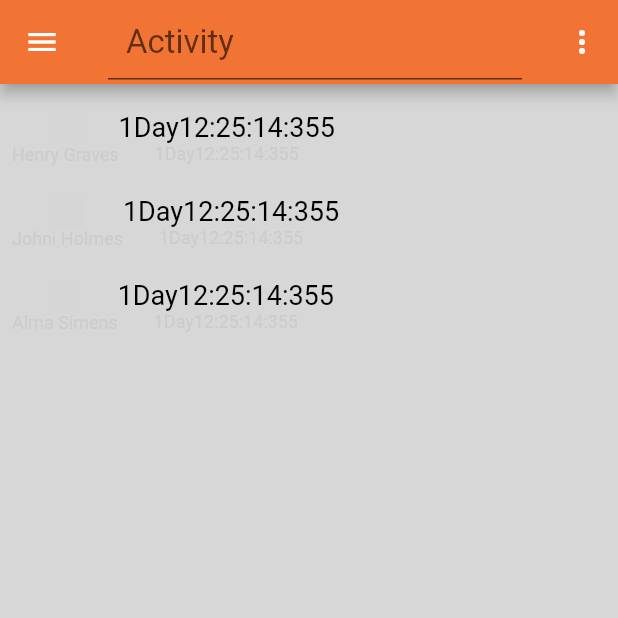
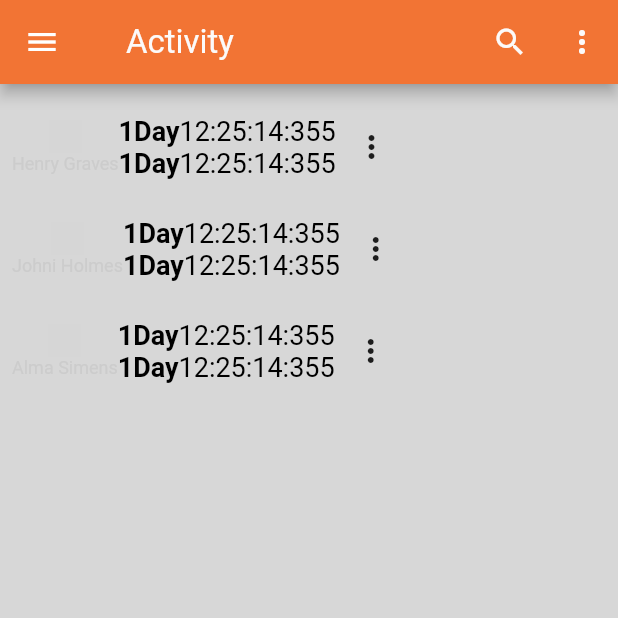
Before and after one commit to RamanYarotski/Flutter_training, a Flutter app: the screen it shows after launch, on a phone screen of 412 x 824 dp, the top half of it. Run offline on Flutter 3.47's test engine with Material 2 defaults, Android fonts, the phone set to English and light mode, and no system bars; grey boxes are pictures that could not be loaded.

Commit message:
[FIX] - Changed few functions;

```diff
--- a/lib/main.dart
+++ b/lib/main.dart
@@ -12,45 +12,46 @@ class User {
 }
 
 final List<User> users = <User>[
-  User("assets/images/1.jpeg", "Henry Graves", 1, "Day", "12:25:14:355"),
-  User("assets/images/2.jpeg", "Johni Holmes", 1, "Day", "12:25:14:355"),
-  User("assets/images/3.jpeg", "Alma Simens", 1, "Day", "12:25:14:355")
+  User(
+      "assets/images/avatars/1.jpeg", "Henry Graves", 1, "Day", "12:25:14:355"),
+  User(
+      "assets/images/avatars/2.jpeg", "Johni Holmes", 1, "Day", "12:25:14:355"),
+  User("assets/images/avatars/3.jpeg", "Alma Simens", 1, "Day", "12:25:14:355")
 ];
 
 void main() {
   runApp(const MyApp());
 }
 
-class MyApp extends StatelessWidget {
-  const MyApp({Key? key}) : super(key: key);
-
-  // This widget is the root of your application.
-  @override
-  Widget build(BuildContext context) {
-    return MaterialApp(
-      debugShowCheckedModeBanner: false,
-      title: 'Flutter Demo',
-      theme: ThemeData(
-          fontFamily: "Roboto",
-          scaffoldBackgroundColor: backgroundColor,
-          textTheme:
-              Theme.of(context).textTheme.apply(displayColor: titleTextColor)),
-      home: const HomeScreen(
-          // textParameter1: "Any text",
-          // parameterN: primaryColor,
-          ),
-    );
-  }
-}
-
 class HomeScreen extends StatelessWidget {
   // final String textParameter1;
   // final Color parameterN;
-  const HomeScreen({
+  HomeScreen({
     Key? key,
     // this.textParameter1,
     // this.parameterN
   }) : super(key: key);
+
+  TextStyle itemTitleTextStyle =
+      const TextStyle(fontSize: 18, color: titleTextColor);
+  TextStyle itemTitleTextStyleBold = const TextStyle(
+      fontSize: 18, color: titleTextColor, fontWeight: FontWeight.bold);
+
+  TextStyle itemSubTitleTextStyle =
+      const TextStyle(fontSize: 12, color: subtitleTextColor);
+  TextStyle itemSubTitleTextStyleBold =
+      const TextStyle(fontSize: 12, color: subtitleTextColor);
+
+  Row _itemTextRow(
+      int itemIndex, TextStyle itemTextStyle, TextStyle itemSecondTextStyle) {
+    return Row(
+      children: [
+        Text(users[itemIndex].number.toString(), style: itemTextStyle),
+        Text(users[itemIndex].numberValue.toString(), style: itemTextStyle),
+        Text(users[itemIndex].time.toString(), style: itemSecondTextStyle),
+      ],
+    );
+  }
 
   @override
   Widget build(BuildContext context) {
@@ -70,7 +71,11 @@ class HomeScreen extends StatelessWidget {
                         Column(
                           mainAxisAlignment: MainAxisAlignment.start,
                           children: [
-                            Image.asset(users[index].avatarSource, width: 22, height: 22,),
+                            Image.asset(
+                              users[index].avatarSource,
+                              width: 22,
+                              height: 22,
+                            ),
                             Text(users[index].userName,
                                 style: const TextStyle(
                                     fontSize: 12, color: gray80)),
@@ -79,41 +84,19 @@ class HomeScreen extends StatelessWidget {
                         Column(
                           mainAxisAlignment: MainAxisAlignment.start,
                           children: [
-                              Column(
-                                mainAxisAlignment: MainAxisAlignment.start,
-                                children: [
-                                  Row(
-                                    children: [
-                                      Text(users[index].number.toString(),
-                                          style: const TextStyle(
-                                              fontSize: 18,
-                                              color: titleTextColor)),
-                                      Text(users[index].numberValue.toString(),
-                                          style: const TextStyle(
-                                              fontSize: 18,
-                                              color: titleTextColor)),
-                                      Text(users[index].time.toString(),
-                                          style: const TextStyle(
-                                              fontSize: 18,
-                                              color: titleTextColor)),
+                            _itemTextRow(index, itemTitleTextStyleBold,
+                                itemTitleTextStyle),
+                            _itemTextRow(index, itemTitleTextStyleBold,
+                                itemTitleTextStyle),
                           ],
                         ),
-                                  Row(
+                        Column(
                           children: [
-                                      Text(users[index].number.toString(),
-                                          style: const TextStyle(
-                                              fontSize: 12, color: gray80)),
-                                      Text(users[index].numberValue.toString(),
-                                          style: const TextStyle(
-                                              fontSize: 12, color: gray80)),
-                                      Text(users[index].time.toString(),
-                                          style: const TextStyle(
-                                              fontSize: 12, color: gray80)),
+                            IconButton(
+                                onPressed: () {},
+                                icon: const Icon(Icons.more_vert))
                           ],
                         )
-                                ],
-                              )
-                            ])
                       ]));
             }),
       ),
@@ -122,17 +105,52 @@ class HomeScreen extends StatelessWidget {
         leading: const Icon(Icons.menu),
         title: TextFormField(
           decoration: const InputDecoration(
-              hintText: "Activity", fillColor: primaryColor, filled: true,),
+              hintText: "Activity",
+              fillColor: primaryColor,
+              filled: true,
+              border: InputBorder.none,
+              hintStyle: TextStyle(color: gray100)),
           maxLines: 1,
           style: const TextStyle(fontSize: 22, color: gray100),
         ),
         actions: <Widget>[
-          IconButton(onPressed: () {
-
-          }, icon: const Icon(Icons.more_vert, color: gray100)
-          )
+          IconButton(
+              onPressed: () {}, icon: const Icon(Icons.search, color: gray100)),
+          IconButton(
+              onPressed: () {},
+              icon: const Icon(Icons.more_vert, color: gray100))
         ],
+        // bottom: const TabBar(tabs: [
+        //   Tab(
+        //     text: "FEED",
+        //   ),
+        //   Tab(
+        //     text: "NOTIFICATIONS",
+        //   )
+        // ]),
       ),
     );
   }
 }
+
+class MyApp extends StatelessWidget {
+  const MyApp({Key? key}) : super(key: key);
+
+  // This widget is the root of your application.
+  @override
+  Widget build(BuildContext context) {
+    return MaterialApp(
+      debugShowCheckedModeBanner: false,
+      title: 'Flutter Demo',
+      theme: ThemeData(
+          fontFamily: "Roboto",
+          scaffoldBackgroundColor: backgroundColor,
+          textTheme:
+              Theme.of(context).textTheme.apply(displayColor: titleTextColor)),
+      home: HomeScreen(
+          // textParameter1: "Any text",
+          // parameterN: primaryColor,
+          ),
+    );
+  }
+}
```
Lines whose indentation alone changed are shown as unchanged.
